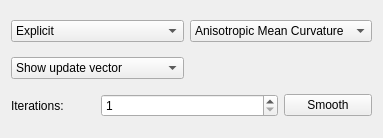
Qt form Plugin-AnisotropicMeanCurvature/SmootherToolbox.ui (hksonngan/geometry-processing-lab) before a commit.
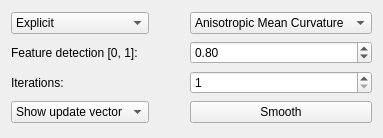
The same form after that commit.

```diff
--- a/Plugin-AnisotropicMeanCurvature/SmootherToolbox.ui
+++ b/Plugin-AnisotropicMeanCurvature/SmootherToolbox.ui
@@ -14,7 +14,49 @@
    <string>Form</string>
   </property>
   <layout class="QGridLayout" name="gridLayout">
-   <item row="0" column="0" colspan="2">
+   <item row="3" column="0">
+    <widget class="QLabel" name="label_iterations">
+     <property name="text">
+      <string>Iterations:</string>
+     </property>
+    </widget>
+   </item>
+   <item row="2" column="0" colspan="2">
+    <widget class="QLabel" name="label_feature_detection">
+     <property name="text">
+      <string>Feature detection [0, 1]: </string>
+     </property>
+    </widget>
+   </item>
+   <item row="4" column="0">
+    <widget class="QComboBox" name="comboBox_visualize">
+     <item>
+      <property name="text">
+       <string>Show update vector</string>
+      </property>
+     </item>
+     <item>
+      <property name="text">
+       <string>Color coding</string>
+      </property>
+     </item>
+    </widget>
+   </item>
+   <item row="4" column="3">
+    <widget class="QPushButton" name="pushButton_smooth">
+     <property name="text">
+      <string>Smooth</string>
+     </property>
+    </widget>
+   </item>
+   <item row="3" column="3">
+    <widget class="QSpinBox" name="spinBox_iterations">
+     <property name="minimum">
+      <number>1</number>
+     </property>
+    </widget>
+   </item>
+   <item row="0" column="0">
     <widget class="QComboBox" name="comboBox_integration_scheme">
      <item>
       <property name="text">
@@ -28,7 +70,7 @@
      </item>
     </widget>
    </item>
-   <item row="0" column="2" colspan="2">
+   <item row="0" column="3">
     <widget class="QComboBox" name="comboBox_smooth_type">
      <item>
       <property name="text">
@@ -42,39 +84,17 @@
      </item>
     </widget>
    </item>
-   <item row="2" column="0">
-    <widget class="QLabel" name="label">
-     <property name="text">
-      <string>Iterations:</string>
-     </property>
-    </widget>
-   </item>
-   <item row="2" column="1" colspan="2">
-    <widget class="QSpinBox" name="spinBox_iterations">
-     <property name="minimum">
-      <number>1</number>
-     </property>
-    </widget>
-   </item>
    <item row="2" column="3">
-    <widget class="QPushButton" name="pushButton_smooth">
-     <property name="text">
-      <string>Smooth</string>
+    <widget class="QDoubleSpinBox" name="doubleSpinBox">
+     <property name="maximum">
+      <double>1.000000000000000</double>
      </property>
-    </widget>
-   </item>
-   <item row="1" column="0" colspan="2">
-    <widget class="QComboBox" name="comboBox_visualize">
-     <item>
-      <property name="text">
-       <string>Show update vector</string>
-      </property>
-     </item>
-     <item>
-      <property name="text">
-       <string>Color coding</string>
-      </property>
-     </item>
+     <property name="singleStep">
+      <double>0.100000000000000</double>
+     </property>
+     <property name="value">
+      <double>0.800000000000000</double>
+     </property>
     </widget>
    </item>
   </layout>
```
